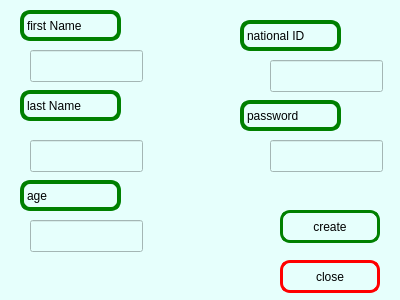
Before: the Qt Designer form newcustomerwindow.ui in anashaybani/Bank, drawn with Qt 5.
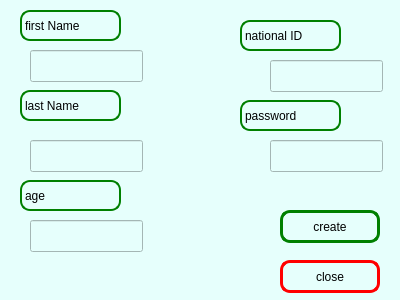
After: the same form once the commit is applied.

The edit to the form file:
```diff
--- a/newcustomerwindow.ui
+++ b/newcustomerwindow.ui
@@ -30,7 +30,7 @@
     <string notr="true">border-radius:10px;
 
 color: rgb(0, 0, 0);
-border:4px solid green;
+border:2px solid green;
 f</string>
    </property>
    <property name="text">
@@ -50,7 +50,7 @@
     <string notr="true">border-radius:10px;
 
 color: rgb(0, 0, 0);
-border:4px solid green;
+border:2px solid green;
 f</string>
    </property>
    <property name="text">
@@ -80,7 +80,7 @@
     <string notr="true">border-radius:10px;
 
 color: rgb(0, 0, 0);
-border:4px solid green;
+border:2px solid green;
 f</string>
    </property>
    <property name="text">
@@ -140,7 +140,7 @@
     <string notr="true">border-radius:10px;
 
 color: rgb(0, 0, 0);
-border:4px solid green;
+border:2px solid green;
 f</string>
    </property>
    <property name="text">
@@ -200,7 +200,7 @@
     <string notr="true">border-radius:10px;
 
 color: rgb(0, 0, 0);
-border:4px solid green;
+border:2px solid green;
 f</string>
    </property>
    <property name="text">
```
